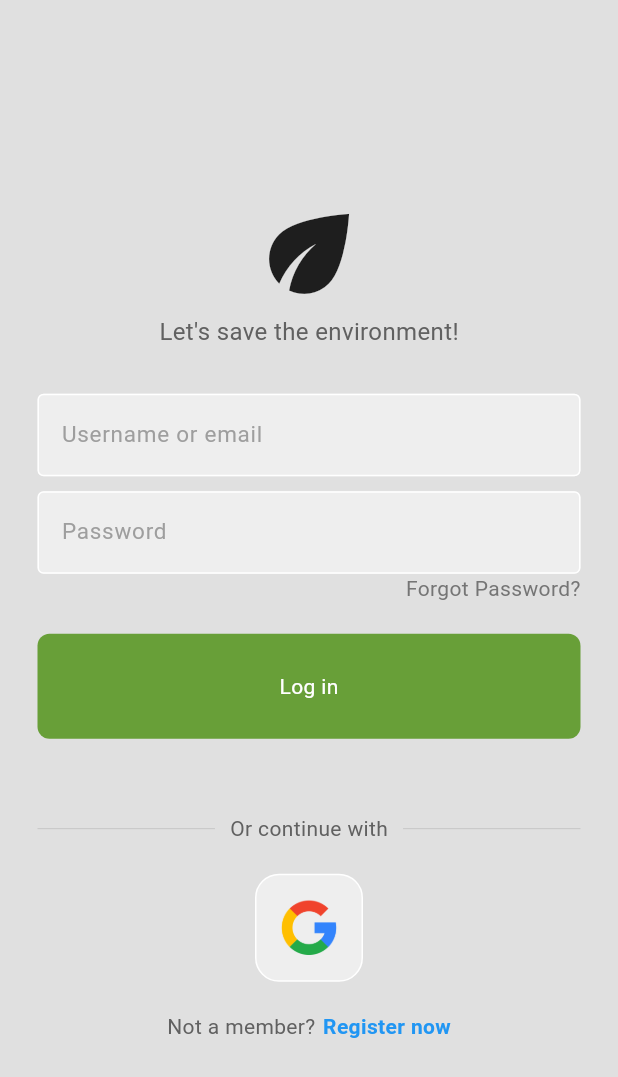
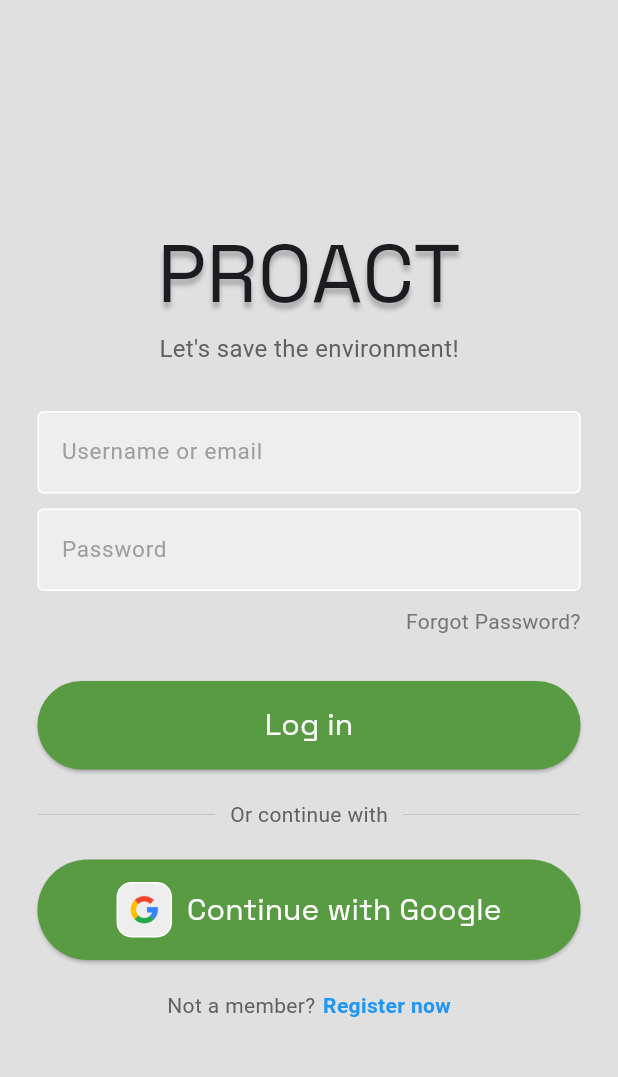
Before and after one commit to hoanghm/Proact, a Flutter app: the screen it shows after launch, on a phone screen of 412 x 824 dp. Shown: the top 1077 px of the screen. Run offline on Flutter 3.47's test engine with Material 3 defaults, Android fonts, the phone set to English and light mode, and no system bars; our stand-ins replace cloud_firestore, firebase_auth, firebase_core, google_fonts, google_generative_ai; accounts and stored records are empty.

Commit message:
apply ui design to login page, extract reusable components #29

```diff
--- a/gemini_proact_flutter/lib/view/Auth/auth_page.dart
+++ b/gemini_proact_flutter/lib/view/Auth/auth_page.dart
@@ -2,7 +2,7 @@ import 'package:firebase_auth/firebase_auth.dart';
 import 'package:flutter/material.dart';
 import 'package:logging/logging.dart' show Logger;
 import 'package:gemini_proact_flutter/view/Home/home_page.dart';
-import 'package:gemini_proact_flutter/view/Login-Signup/login_or_signup_page.dart';
+import 'package:gemini_proact_flutter/view/auth/login_signup_page.dart';
 
 final logger = Logger((AuthPage).toString());
 
@@ -23,7 +23,7 @@ class AuthPage extends StatelessWidget {
           else {
             // user not logged in
             logger.info('user not logged in');
-            return const LoginOrSignupPage();
+            return const LoginSignupPage();
           }
         },
       )
--- a/gemini_proact_flutter/lib/view/Login-Signup/login_or_signup_page.dart
+++ b/gemini_proact_flutter/lib/view/Auth/login_signup_page.dart
@@ -1,12 +1,12 @@
 import 'package:firebase_auth/firebase_auth.dart';
 import 'package:cloud_firestore/cloud_firestore.dart';
 import 'package:flutter/material.dart';
+import 'package:gemini_proact_flutter/view/brand/proact_logo.dart';
+import 'package:gemini_proact_flutter/view/button/primary_button.dart';
 import 'package:logging/logging.dart' show Logger, Level;
-import 'package:gemini_proact_flutter/view/Login-Signup/components/my_textfield.dart' show MyTextfield;
-import 'package:gemini_proact_flutter/view/Login-Signup/components/my_button.dart' show MyButton;
-import 'package:gemini_proact_flutter/view/Login-Signup/components/square_tile.dart' show SquareTile;
+import 'package:gemini_proact_flutter/view/input/my_textfield.dart' show InputTextField;
 
-final logger = Logger((LoginOrSignupPage).toString());
+final logger = Logger((LoginSignupPage).toString());
 
 class LoginSignupConstant<T> {
   final T _loginValue;
@@ -19,20 +19,21 @@ class LoginSignupConstant<T> {
   }
 }
 
+// TODO title message to be decided
 const titleMessage = LoginSignupConstant('Let\'s save the environment!', 'The beginning of greatness!');
 const submitLabel = LoginSignupConstant('Log in', 'Register');
 const toggleLoginSignupMessage = LoginSignupConstant('Not a member?', 'Already have an account?');
 const toggleLoginSignupLabel = LoginSignupConstant('Register now', 'Log in now');
 
 /// User login or signup/register page.
-class LoginOrSignupPage extends StatefulWidget {
-  const LoginOrSignupPage({super.key});
+class LoginSignupPage extends StatefulWidget {
+  const LoginSignupPage({super.key});
 
   @override
-  State<LoginOrSignupPage> createState() => _LoginOrSignupPageState();
+  State<LoginSignupPage> createState() => _LoginSignupPageState();
 }
 
-class _LoginOrSignupPageState extends State<LoginOrSignupPage> {
+class _LoginSignupPageState extends State<LoginSignupPage> {
   bool _isLogin = true;
 
   // text editing controllers
@@ -113,7 +114,7 @@ class _LoginOrSignupPageState extends State<LoginOrSignupPage> {
         }
       }
       finally {
-        // TODO this is not working
+        // TODO loading circle is not working
         logger.fine('remove loading circle after attempting login');
         Navigator.pop(context); // pop loading circle
       }
@@ -172,13 +173,10 @@ class _LoginOrSignupPageState extends State<LoginOrSignupPage> {
             child: Column(
                 mainAxisAlignment: MainAxisAlignment.center,
                 children: [
-                  // logo
-                  const Icon(
-                    Icons.eco,
-                    size: 80,
-                  ),
+                  // app logo
+                  ProactLogo(),
 
-                  // title
+                  // title message
                   Text(
                     titleMessage.getValue(_isLogin),
                     style: TextStyle(color: Colors.grey[700], fontSize:16)
@@ -187,7 +185,7 @@ class _LoginOrSignupPageState extends State<LoginOrSignupPage> {
                   const SizedBox(height: 30),
 
                   // email
-                  MyTextfield(
+                  InputTextField(
                     controller: emailController,
                     hintText: 'Username or email',
                     obscureText: false,
@@ -196,22 +194,32 @@ class _LoginOrSignupPageState extends State<LoginOrSignupPage> {
                   const SizedBox(height: 10),
 
                   // password
-                  MyTextfield(
+                  InputTextField(
                     controller: passwordController,
                     hintText: 'Password',
                     obscureText: true,
                   ),
 
                   // confirm password (signup only)
-                  if (!_isLogin) MyTextfield(
+                  if (!_isLogin) Padding(
+                    padding: const EdgeInsets.only(top: 10),
+                    child: InputTextField(
                       controller: confirmPasswordController,
                       hintText: 'Confirm password',
                       obscureText: true
+                    )
                   ),
 
                   // forgot password (login only)
                   if (_isLogin) Padding(
-                    padding: const EdgeInsets.symmetric(horizontal: 25.0),
+                    padding: const EdgeInsets.symmetric(horizontal: 25.0, vertical: 10),
+                    child: MouseRegion(
+                      cursor: SystemMouseCursors.click,
+                      child: GestureDetector(
+                        onTap: () {
+                          logger.info('recover password');
+                          // TODO handle recover password
+                        },
                         child: Row(
                           mainAxisAlignment: MainAxisAlignment.end,
                           children: [
@@ -220,20 +228,22 @@ class _LoginOrSignupPageState extends State<LoginOrSignupPage> {
                               style: TextStyle(color: Colors.grey[600]),
                             )
                           ],
+                        )
+                      )
                     ),
                   ),
 
                   const SizedBox(height: 20),
 
                   // login/signup submit button
-                  MyButton(
+                  PrimaryButton(
                     text: submitLabel.getValue(_isLogin),
-                    onTap: doLoginSignup,
+                    onPressed: doLoginSignup,
                   ),
 
-                  const SizedBox(height: 50),
+                  const SizedBox(height: 20),
 
-                  // or continue with
+                  // external account title
                   Padding(
                     padding: const EdgeInsets.symmetric(horizontal: 25.0),
                     child: Row(
@@ -264,19 +274,27 @@ class _LoginOrSignupPageState extends State<LoginOrSignupPage> {
                   const SizedBox(height: 20),
 
                   // external account login buttons
-                  const Row(
+                  Row(
                     mainAxisAlignment: MainAxisAlignment.center,
                     children: [
                       // google button
-                      SquareTile(
-                        imagePath: 'lib/images/google.png'
+                      Expanded(
+                        flex: 1,
+                        child: PrimaryButton(
+                          imagePath: 'lib/images/google.png',
+                          text: 'Continue with Google',
+                          onPressed: () {
+                            logger.info('use external account - google');
+                            // TODO handle external google account login
+                          }
+                        ),
                       ),
                     ],
                   ),
 
                   const SizedBox(height: 20),
 
-                  // not a member? register now
+                  // toggle login/signup
                   Row(
                     mainAxisAlignment: MainAxisAlignment.center,
                     children: [
@@ -287,7 +305,9 @@ class _LoginOrSignupPageState extends State<LoginOrSignupPage> {
                         )
                       ),
                       const SizedBox(width: 5,),
-                      GestureDetector(
+                      MouseRegion(
+                        cursor: SystemMouseCursors.click,
+                        child: GestureDetector(
                           onTap: toggleLoginSignup,
                           child: Text(
                             toggleLoginSignupLabel.getValue(_isLogin),
@@ -297,6 +317,7 @@ class _LoginOrSignupPageState extends State<LoginOrSignupPage> {
                             )
                           ),
                         )
+                      ),
                     ],
                   )
                 ],
--- a/gemini_proact_flutter/lib/view/Login-Signup/components/my_button.dart
+++ /dev/null
@@ -1,29 +0,0 @@
-import 'package:flutter/material.dart';
-
-class MyButton extends StatelessWidget {
-  final Function()? onTap;
-  final String text;
-
-  const MyButton({super.key, required this.text, required this.onTap});
-
-  @override
-  Widget build(BuildContext context) {
-    return GestureDetector(
-      onTap: onTap,
-      child: Container(
-        padding: const EdgeInsets.all(25),
-        margin: const EdgeInsets.symmetric(horizontal: 25),
-        decoration: BoxDecoration(
-          color: Colors.lightGreen[700],
-          borderRadius: BorderRadius.circular(8)
-        ),
-        child: Center(
-          child: Text(
-            text,
-            style: TextStyle(color: Colors.white),
-          ),
-        )
-      ),
-    );
-  }
-}
--- /dev/null
+++ b/gemini_proact_flutter/lib/view/brand/proact_logo.dart
@@ -0,0 +1,27 @@
+import 'package:flutter/material.dart';
+import 'package:gemini_proact_flutter/view/root.dart' show Proact;
+import 'package:google_fonts/google_fonts.dart' show GoogleFonts;
+
+class ProactLogo extends Text {
+  static final String logoText = Proact.appName.toUpperCase();
+
+  final double size;
+
+  ProactLogo({
+    super.key,
+    this.size = 54
+  }) : super(
+    logoText,
+    style: GoogleFonts.spaceGrotesk(
+      fontSize: size,
+      fontWeight: FontWeight.w400,
+      shadows: [
+        const Shadow(
+          offset: Offset(0, 4),
+          blurRadius: 4,
+          color: Color.fromRGBO(0, 0, 0, 0.25)
+        )
+      ]
+    )
+  );
+}
--- /dev/null
+++ b/gemini_proact_flutter/lib/view/button/primary_button.dart
@@ -0,0 +1,48 @@
+import 'package:flutter/material.dart';
+import 'package:google_fonts/google_fonts.dart' show GoogleFonts;
+import 'package:gemini_proact_flutter/view/icon/square_tile.dart';
+
+/// Button with primary style.
+class PrimaryButton extends StatelessWidget {
+  final String? imagePath;
+  final String? text;
+  final VoidCallback onPressed;
+
+  const PrimaryButton({
+    super.key,
+    this.imagePath,
+    this.text,
+    required this.onPressed
+  });
+
+  @override
+  Widget build(BuildContext context) {
+    return Padding(
+      padding: const EdgeInsets.symmetric(horizontal: 25.0),
+      child: ElevatedButton(
+        onPressed: onPressed,
+        style: TextButton.styleFrom(
+          // TODO use ColorPalette for background color
+          backgroundColor: const Color.fromRGBO(89, 155, 67, 1),
+          // TODO use ColorPalette for foreground color
+          foregroundColor: Colors.white,
+          padding: const EdgeInsets.all(15),
+        ),
+        child: Row(
+          mainAxisAlignment: MainAxisAlignment.center,
+          children: [
+            if (imagePath != null) SquareTile(imagePath: imagePath!, size: 20,),
+            if (imagePath != null && text != null) const SizedBox(width: 10,),
+            if (text != null) Text(
+              text!,
+              style: GoogleFonts.spaceGrotesk(
+                fontSize: 20,
+                fontWeight: FontWeight.w400,
+              ),
+            )
+          ],
+        )
+      ),
+    );
+  }
+}
--- a/gemini_proact_flutter/lib/view/Login-Signup/components/square_tile.dart
+++ b/gemini_proact_flutter/lib/view/icon/square_tile.dart
@@ -2,23 +2,26 @@ import 'package:flutter/material.dart';
 
 class SquareTile extends StatelessWidget {
   final String imagePath;
+  final double size;
+
   const SquareTile({
     super.key,
     required this.imagePath,
+    this.size = 40
   });
 
   @override
   Widget build(BuildContext context) {
     return Container(
-      padding: EdgeInsets.all(15),
+      padding: EdgeInsets.all(size * 0.375),
       decoration: BoxDecoration(
         border: Border.all(color: Colors.white),
-        borderRadius: BorderRadius.circular(16),
+        borderRadius: BorderRadius.circular(size * 0.5),
         color: Colors.grey[200],
       ),
       child: Image.asset(
         imagePath,
-        height: 40
+        height: size,
       )
     );
   }
--- a/gemini_proact_flutter/lib/view/Login-Signup/components/my_textfield.dart
+++ b/gemini_proact_flutter/lib/view/input/my_textfield.dart
@@ -1,11 +1,11 @@
 import 'package:flutter/material.dart';
 
-class MyTextfield extends StatelessWidget {
-  final controller;
+class InputTextField extends StatelessWidget {
+  final TextEditingController controller;
   final String hintText;
   final bool obscureText;
 
-  const MyTextfield({
+  const InputTextField({
     super.key,
     required this.controller,
     required this.hintText,
--- a/gemini_proact_flutter/lib/view/root.dart
+++ b/gemini_proact_flutter/lib/view/root.dart
@@ -1,5 +1,5 @@
 import 'package:flutter/material.dart';
-import 'package:gemini_proact_flutter/view/Auth/auth_page.dart';
+import 'package:gemini_proact_flutter/view/auth/auth_page.dart';
 
 class Proact extends StatelessWidget {
   static const String appName = 'Proact';
--- a/gemini_proact_flutter/lib/view/startView/start.dart
+++ b/gemini_proact_flutter/lib/view/startView/start.dart
@@ -1,6 +1,8 @@
 import 'package:flutter/material.dart';
 import 'package:google_fonts/google_fonts.dart';
 
+/// "Begin my journey" page.
+/// If used, will be first page before login/signup page if not logged in.
 class StartView extends StatelessWidget {
   const StartView({super.key});
 
```
Also changed, not shown: gemini_proact_flutter/lib/view/signInView/signin.dart (deleted, +0 -141 lines). Lines whose indentation alone changed are shown as unchanged.
